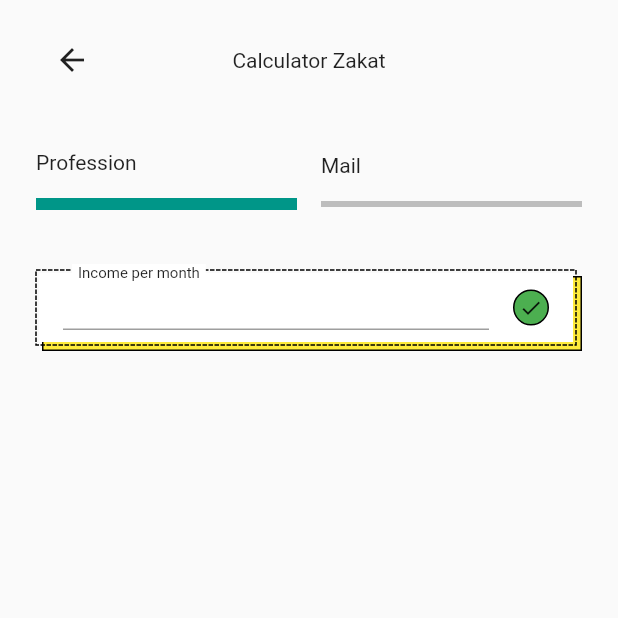
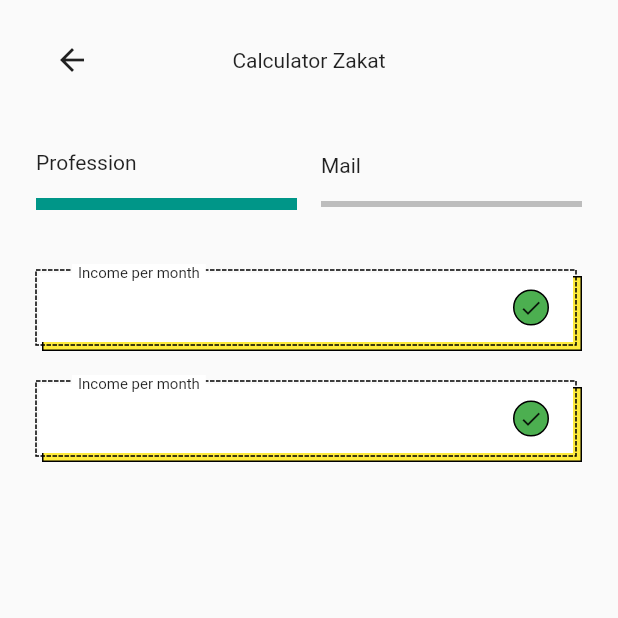
Before and after one commit to JAICHANGPARK/flutter_notebook_18th_story, a Flutter app: the screen it shows after launch, on a phone screen of 412 x 824 dp, the top half of it. Run offline on Flutter 3.47's test engine with Material 2 defaults, Android fonts, the phone set to English and light mode, and no system bars; drawn by our look-alikes of dotted_border; our stand-ins replace cached_network_image, flutter_lorem, flutter_riverpod, flutter_svg, freezed_annotation, go_router and 3 more.

Commit message:
Update funding_home_page.dart

```diff
--- a/lib/ep1085_funding_app/src/ui/funding_home_page.dart
+++ b/lib/ep1085_funding_app/src/ui/funding_home_page.dart
@@ -108,16 +108,18 @@ class FundingHomePage extends StatelessWidget {
                               padding: const EdgeInsets.symmetric(horizontal: 16, vertical: 8),
                               child: Row(
                                 children: [
-                                   Expanded(child: Consumer(
-                                    builder: (context, ref, _) {
-                                      final c = ref.watch(incomeTextController);
-                                      return TextField(
-                                        controller: c,
-
-                                      );
-                                    }
-                                  )),
-                                  const SizedBox(width: 16,),
+                                  Expanded(child: Consumer(builder: (context, ref, _) {
+                                    final c = ref.watch(incomeTextController);
+                                    return TextField(
+                                      controller: c,
+                                      decoration: InputDecoration(
+                                        border: InputBorder.none,
+                                      ),
+                                    );
+                                  })),
+                                  const SizedBox(
+                                    width: 16,
+                                  ),
                                   Container(
                                     height: 24,
                                     width: 24,
@@ -126,7 +128,85 @@ class FundingHomePage extends StatelessWidget {
                                       border: Border.all(color: Colors.black),
                                       shape: BoxShape.circle,
                                     ),
-                                    child: const Icon(Icons.check, size: 16,),
+                                    child: const Icon(
+                                      Icons.check,
+                                      size: 16,
+                                    ),
+                                  )
+                                ],
+                              ),
+                            ),
+                          ),
+                        ),
+                        Positioned(
+                          left: 24,
+                          top: 0,
+                          child: Container(
+                            color: Colors.white,
+                            padding: const EdgeInsets.symmetric(horizontal: 4),
+                            child: const Text(
+                              "Income per month",
+                              style: TextStyle(fontSize: 10),
+                            ),
+                          ),
+                        ),
+                      ],
+                    ),
+                  ),
+                  const SizedBox(
+                    height: 16,
+                  ),
+                  SizedBox(
+                    height: 58,
+                    child: Stack(
+                      children: [
+                        Positioned(
+                          left: 4,
+                          top: 8,
+                          right: 0,
+                          bottom: 0,
+                          child: Container(
+                            decoration: BoxDecoration(color: Colors.yellow, border: Border.all()),
+                          ),
+                        ),
+                        Positioned(
+                          left: 0,
+                          top: 4,
+                          right: 4,
+                          bottom: 4,
+                          child: DottedBorder(
+                            color: Colors.black,
+                            child: Container(
+                              decoration: const BoxDecoration(
+                                color: Colors.white,
+                              ),
+                              padding: const EdgeInsets.symmetric(horizontal: 16, vertical: 8),
+                              child: Row(
+                                children: [
+                                  Expanded(child: Consumer(builder: (context, ref, _) {
+                                    final c = ref.watch(incomeTextController);
+                                    return TextField(
+                                      controller: c,
+                                      decoration: InputDecoration(
+                                        border: InputBorder.none,
+                                      ),
+                                    );
+                                  })),
+                                  const SizedBox(
+                                    width: 16,
+                                  ),
+                                  Container(
+                                    height: 24,
+                                    width: 24,
+                                    decoration: BoxDecoration(
+                                      color: Colors.green,
+                                      border: Border.all(color: Colors.black),
+                                      shape: BoxShape.circle,
+                                    ),
+                                    child: const Icon(
+                                      Icons.check,
+                                      size: 16,
+                                    ),
                                   )
                                 ],
                               ),
```
